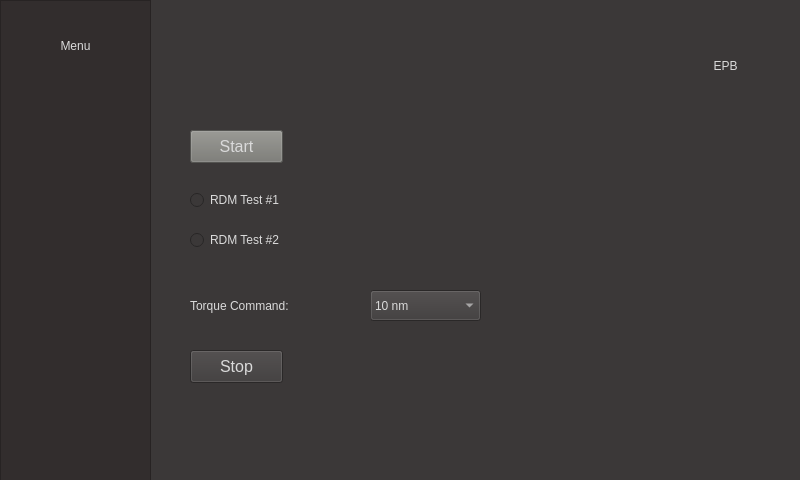
First picture: the form in design1.ui, repository vulevu121/rdm_bench, before the edit.
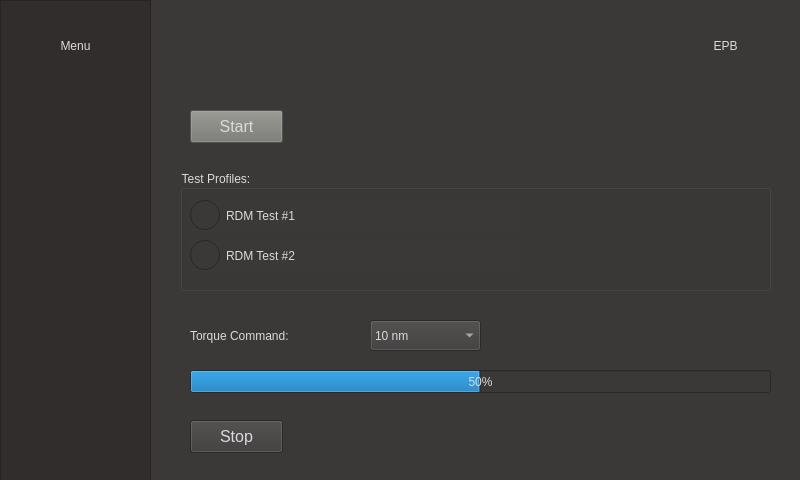
Second picture: the form after the edit. Icons and pictures are not drawn.

The edit to the form file:
```diff
--- a/design1.ui
+++ b/design1.ui
@@ -18,13 +18,18 @@
   </property>
   <property name="styleSheet">
    <string notr="true">QWidget {
-background-color:rgb(59, 56, 56);
-color: rgb(218, 218, 218);
-font: 12pt &quot;MS Shell Dlg 2&quot;;
+	background-color:rgb(59, 56, 56);
+	color: rgb(218, 218, 218);
+	font: 12pt &quot;MS Shell Dlg 2&quot;;
 }
 
 QPushButton:flat {
 	border: none;
+}
+
+QRadioButton::indicator {
+	width: 30px;
+	height: 30px;
 }</string>
   </property>
   <widget class="QWidget" name="centralwidget">
@@ -32,7 +37,7 @@
     <property name="geometry">
      <rect>
       <x>190</x>
-      <y>130</y>
+      <y>110</y>
       <width>93</width>
       <height>33</height>
      </rect>
@@ -53,7 +58,7 @@
     <property name="geometry">
      <rect>
       <x>370</x>
-      <y>290</y>
+      <y>320</y>
       <width>111</width>
       <height>31</height>
      </rect>
@@ -78,7 +83,7 @@
     <property name="geometry">
      <rect>
       <x>660</x>
-      <y>30</y>
+      <y>10</y>
       <width>131</width>
       <height>71</height>
      </rect>
@@ -93,8 +98,8 @@
     </property>
     <property name="iconSize">
      <size>
-      <width>80</width>
-      <height>80</height>
+      <width>50</width>
+      <height>50</height>
      </size>
     </property>
     <property name="flat">
@@ -105,7 +110,7 @@
     <property name="geometry">
      <rect>
       <x>190</x>
-      <y>350</y>
+      <y>420</y>
       <width>93</width>
       <height>33</height>
      </rect>
@@ -119,37 +124,11 @@
      <string>Stop</string>
     </property>
    </widget>
-   <widget class="QRadioButton" name="radioButton">
-    <property name="geometry">
-     <rect>
-      <x>190</x>
-      <y>190</y>
-      <width>151</width>
-      <height>20</height>
-     </rect>
-    </property>
-    <property name="text">
-     <string>RDM Test #1</string>
-    </property>
-   </widget>
-   <widget class="QRadioButton" name="radioButton_2">
-    <property name="geometry">
-     <rect>
-      <x>190</x>
-      <y>230</y>
-      <width>151</width>
-      <height>20</height>
-     </rect>
-    </property>
-    <property name="text">
-     <string>RDM Test #2</string>
-    </property>
-   </widget>
    <widget class="QLabel" name="label">
     <property name="geometry">
      <rect>
       <x>190</x>
-      <y>290</y>
+      <y>320</y>
       <width>181</width>
       <height>31</height>
      </rect>
@@ -204,6 +183,59 @@
      </property>
     </widget>
    </widget>
+   <widget class="QGroupBox" name="groupBox">
+    <property name="geometry">
+     <rect>
+      <x>180</x>
+      <y>170</y>
+      <width>591</width>
+      <height>121</height>
+     </rect>
+    </property>
+    <property name="title">
+     <string>Test Profiles:</string>
+    </property>
+    <widget class="QRadioButton" name="radioButton_2">
+     <property name="geometry">
+      <rect>
+       <x>10</x>
+       <y>70</y>
+       <width>331</width>
+       <height>31</height>
+      </rect>
+     </property>
+     <property name="text">
+      <string>RDM Test #2</string>
+     </property>
+    </widget>
+    <widget class="QRadioButton" name="radioButton">
+     <property name="geometry">
+      <rect>
+       <x>10</x>
+       <y>30</y>
+       <width>331</width>
+       <height>31</height>
+      </rect>
+     </property>
+     <property name="text">
+      <string>RDM Test #1</string>
+     </property>
+    </widget>
+   </widget>
+   <widget class="QProgressBar" name="progressBar">
+    <property name="geometry">
+     <rect>
+      <x>190</x>
+      <y>370</y>
+      <width>581</width>
+      <height>23</height>
+     </rect>
+    </property>
+    <property name="value">
+     <number>50</number>
+    </property>
+   </widget>
+   <zorder>groupBox</zorder>
    <zorder>frame</zorder>
    <zorder>start_btn</zorder>
    <zorder>comboBox</zorder>
```
Left out of the diff: 9 changed lines with no effect on the pictures.
